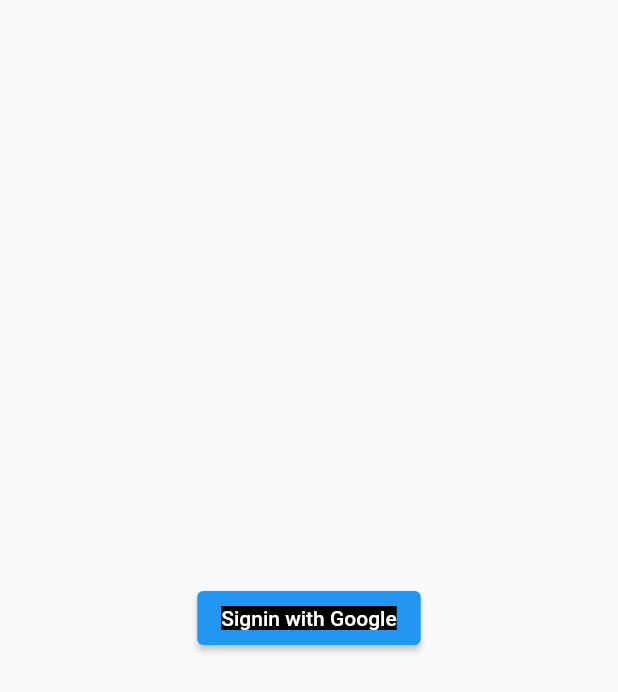
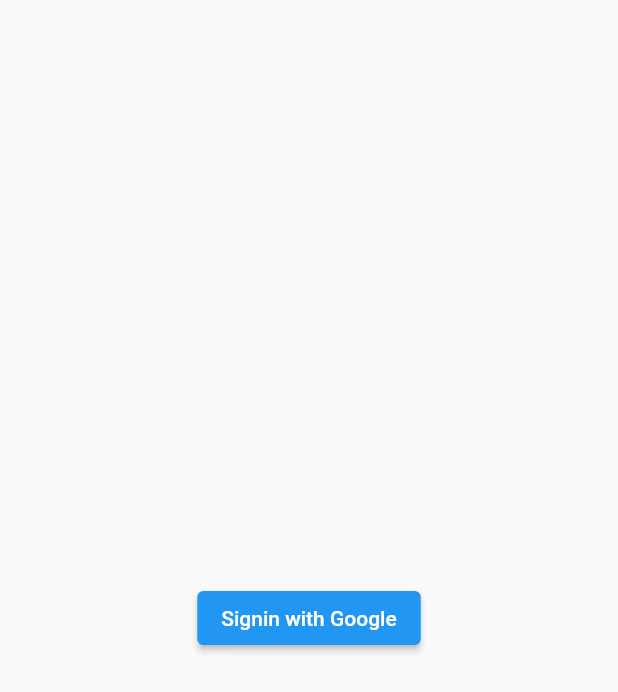
Before and after one commit to viktorvoltz/crypto_price, a Flutter app: the screen it shows after launch, on a phone screen of 412 x 824 dp. Shown: the top 692 px of the screen. Run offline on Flutter 3.47's test engine with Material 2 defaults, Android fonts, the phone set to English and light mode, and no system bars; our stand-ins replace firebase_auth, firebase_core, google_fonts, google_sign_in, rxdart; accounts and stored records are empty.

Commit message:
authscreen

```diff
--- a/lib/main.dart
+++ b/lib/main.dart
@@ -2,6 +2,7 @@ import 'package:coingecko/src/screens/authscreen.dart';
 import 'package:coingecko/src/screens/cypto_list_screen.dart';
 import 'package:firebase_core/firebase_core.dart';
 import 'package:flutter/material.dart';
+import 'package:firebase_auth/firebase_auth.dart';
 import './src/utils/authentication.dart';
 
 void main() async{
@@ -22,7 +23,7 @@ class MyApp extends StatelessWidget {
       theme: ThemeData(
         primarySwatch: Colors.blue,
       ),
-      home: Authentication().name == null ? const AuthScreen() : const CryptoList(),
+      home: FirebaseAuth.instance.currentUser == null ? const AuthScreen() : const CryptoList(),
     );
   }
 }
--- a/lib/src/screens/authscreen.dart
+++ b/lib/src/screens/authscreen.dart
@@ -1,3 +1,4 @@
+import 'package:coingecko/src/screens/cypto_list_screen.dart';
 import 'package:flutter/material.dart';
 import '../utils/authentication.dart';
 
@@ -10,14 +11,17 @@ class AuthScreen extends StatelessWidget {
       body: Center(
         child: ElevatedButton(
           onPressed: () {
-            Authentication.signInWithGoogle(context: context);
+            Authentication.signInWithGoogle(context: context).whenComplete((){
+              Navigator.of(context).push(
+                MaterialPageRoute(builder: (context){
+                  return const CryptoList();
+                })
+              );
+            });
           },
-          child: Container(
-            color: Colors.black,
-            child: const Text(
-              "Signin with Google",
-              style: TextStyle(color: Colors.white),
-            ),
+          child: const Text(
+            "Signin with Google",
+            style: TextStyle(color: Colors.white),
           ),
         ),
       ),
```
